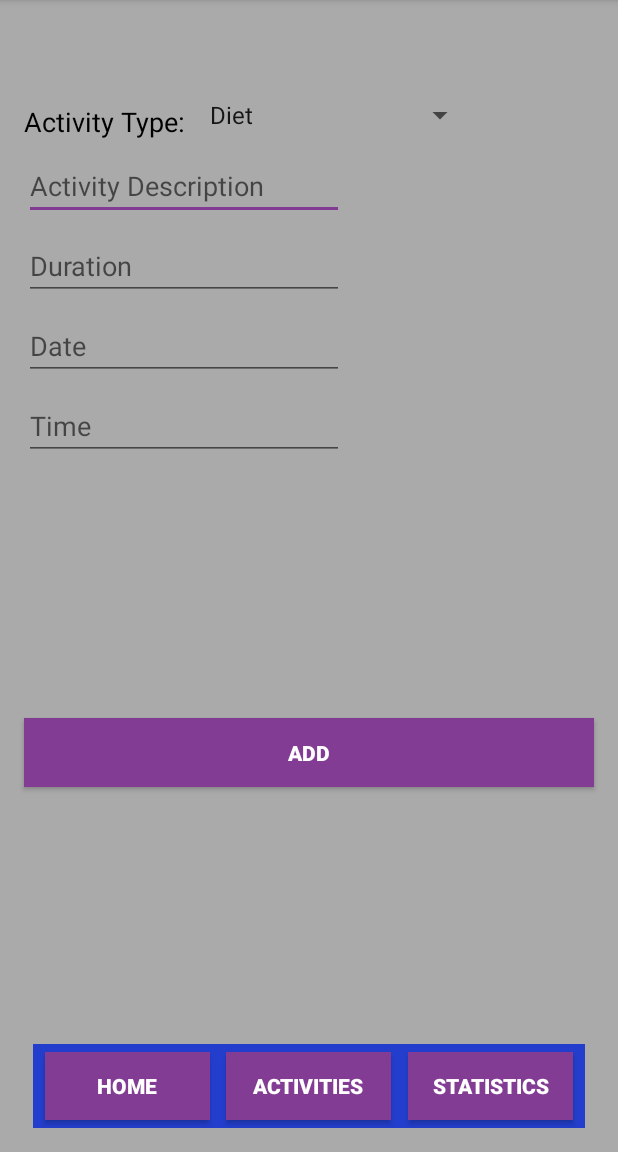
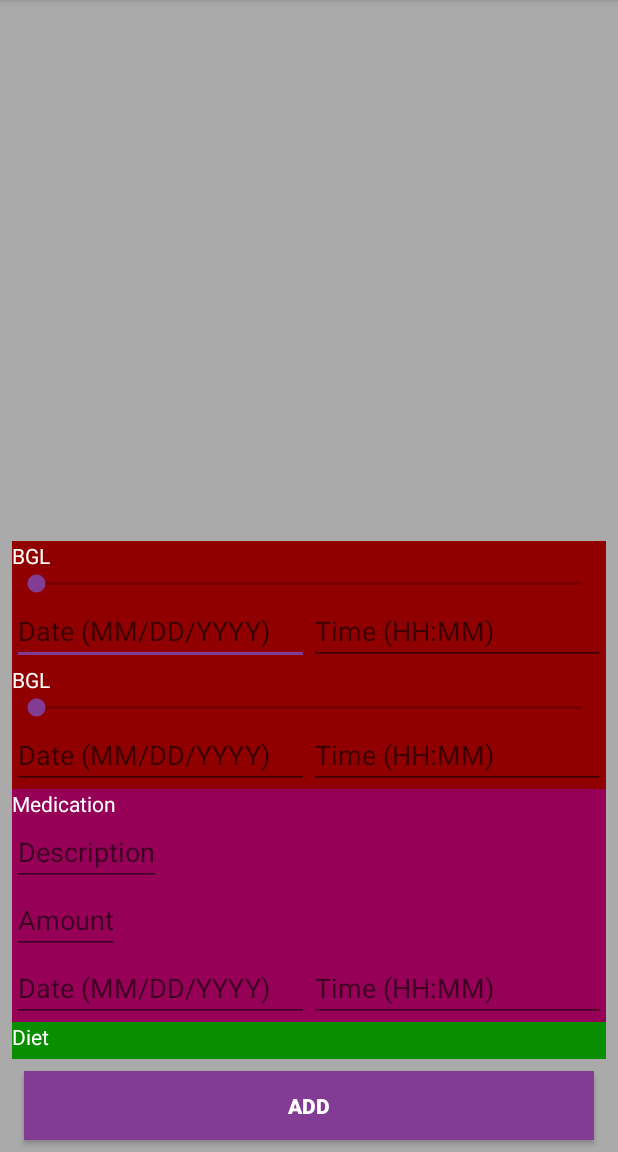
Before and after one commit to mbmcmullen/DiabetesManager, an Android app: the AddActivityForm screen opened directly, with no data from a screen before it, on a phone screen of 412 x 824 dp, the part 84-1236 px from its top. Run offline under Robolectric (Android 15) with nearby library versions, the phone set to English and light mode, and no system bars; 1 statement that could not run was skipped.

Commit message:
added recycler view to add_activity_form

```diff
--- a/app/build.gradle
+++ b/app/build.gradle
@@ -21,6 +21,7 @@ android {
 dependencies {
     implementation fileTree(dir: 'libs', include: ['*.jar'])
     implementation 'com.android.support:appcompat-v7:25.4.0'
+    implementation 'com.android.support:recyclerview-v7:25.4.0'
     implementation 'com.android.support.constraint:constraint-layout:1.1.2'
     testImplementation 'junit:junit:4.12'
     androidTestImplementation 'com.android.support.test:runner:1.0.2'
--- a/app/src/main/java/com/example/mcmull27/diabetesmanager/Act.java
+++ b/app/src/main/java/com/example/mcmull27/diabetesmanager/Act.java
@@ -3,12 +3,21 @@ package com.example.mcmull27.diabetesmanager;
 import java.util.Date;
 
 public class Act{
+
+    public static final String DIET = "DIET";
+    public static final String EXERCISE = "EXERCISE";
+    public static final String MEDICATION = "MEDICATION";
+    public static final String BGL = "BGL";
+
     private int id;
     private String type;
     private String description;
     private double amount;
     private String timestamp;
 
+    public Act(String type){
+        this.type = type;
+    }
     public Act(int id, String type, String description, double amount, String timestamp){
         this.id = id;
         this.type = type;
@@ -46,4 +55,8 @@ public class Act{
     public void setTimestamp(String timestamp) {
         this.timestamp = timestamp;
     }
+
+    public void setType(String t){
+        type=t;
+    }
 }
--- /dev/null
+++ b/app/src/main/java/com/example/mcmull27/diabetesmanager/ActivityAdapter.java
@@ -0,0 +1,143 @@
+package com.example.mcmull27.diabetesmanager;
+
+import android.support.v7.widget.RecyclerView;
+import android.view.LayoutInflater;
+import android.view.View;
+import android.view.ViewGroup;
+import android.widget.EditText;
+import android.widget.SeekBar;
+import android.widget.TextView;
+
+
+import java.util.List;
+
+
+public class ActivityAdapter extends
+        RecyclerView.Adapter<RecyclerView.ViewHolder>{
+
+    private List<Act> items;
+
+    private final int BGL = 0, DIET = 1, EXERCISE = 2, MEDICATION = 3;
+
+    public ActivityAdapter(List<Act> items){
+        this.items = items;
+    }
+
+    @Override
+    public int getItemCount() {
+        return this.items.size();
+    }
+
+    @Override
+    public int getItemViewType(int position) {
+        if(items.get(position).getType().equals(Act.BGL)){
+            return BGL;
+        }else if(items.get(position).getType().equals(Act.DIET)){
+            return DIET;
+        }else if(items.get(position).getType().equals(Act.EXERCISE)){
+            return EXERCISE;
+        }else if(items.get(position).getType().equals(Act.MEDICATION)){
+            return MEDICATION;
+        }
+        return -1;
+    }
+
+    @Override
+    public RecyclerView.ViewHolder onCreateViewHolder(ViewGroup parent, int viewType) {
+
+        RecyclerView.ViewHolder viewHolder = null;
+        LayoutInflater inflater = LayoutInflater.from(parent.getContext());
+
+        switch(viewType) {
+            case BGL:
+                View v1 = inflater.inflate(R.layout.item_bgl, parent, false);
+                viewHolder = new ViewHolderBGL(v1);
+                break;
+            case DIET:
+                View v2 = inflater.inflate(R.layout.item_act, parent, false);
+                viewHolder = new ViewHolderAct(v2);
+                break;
+            case EXERCISE:
+                View v3 = inflater.inflate(R.layout.item_act, parent, false);
+                viewHolder = new ViewHolderAct(v3);
+                break;
+            case MEDICATION:
+                View v4 = inflater.inflate(R.layout.item_act, parent, false);
+                viewHolder = new ViewHolderAct(v4);
+                break;
+        }
+
+        return viewHolder;
+    }
+
+    public void onBindViewHolder(RecyclerView.ViewHolder viewHolder, int position){
+        switch(viewHolder.getItemViewType()){
+            case DIET:
+                ViewHolderAct vh1 = (ViewHolderAct) viewHolder;
+                TextView label = vh1.getLabel();
+                label.setText(R.string.diet_label);
+                vh1.itemView.setBackgroundResource(R.color.colorDietItem);
+                break;
+            case EXERCISE:
+                ViewHolderAct vh2 = (ViewHolderAct) viewHolder;
+                TextView label1 = vh2.getLabel();
+                label1.setText(R.string.exercise_label);
+                vh2.itemView.setBackgroundResource(R.color.colorExerciseItem);
+                break;
+            case MEDICATION:
+                ViewHolderAct vh3 = (ViewHolderAct) viewHolder;
+                TextView label2 = vh3.getLabel();
+                label2.setText(R.string.medication_label);
+                vh3.itemView.setBackgroundResource(R.color.colorMedicationItem);
+        }
+
+    }
+
+    public class ViewHolderBGL extends RecyclerView.ViewHolder{
+            private TextView label;
+            private EditText date, time;
+            private SeekBar amount;
+
+            public ViewHolderBGL(View v){
+                super(v);
+                label = (TextView)v.findViewById(R.id.bgl_label);
+                date = (EditText)v.findViewById(R.id.item_date);
+                time = (EditText)v.findViewById(R.id.item_time);
+                amount = (SeekBar) v.findViewById(R.id.seekBar);
+            }
+
+            public TextView getLabel() { return label; }
+
+            public EditText getDate() { return date; }
+
+            public EditText getTime() { return time; }
+
+            public void setLabel(TextView label){this.label = label;}
+        }
+
+        public class ViewHolderAct extends RecyclerView.ViewHolder{
+            private TextView label;
+            private EditText description,amount,date,time;
+
+            public ViewHolderAct(View v){
+                super(v);
+                label = (TextView)v.findViewById(R.id.label);
+                date = (EditText)v.findViewById(R.id.item_date);
+                time = (EditText)v.findViewById(R.id.item_time);
+            }
+
+            public TextView getLabel() { return label; }
+
+            public EditText getAmount() { return amount; }
+
+            public EditText getDescription() { return description; }
+
+            public EditText getDate() { return date; }
+
+            public EditText getTime() { return time; }
+
+            public void setLabel(TextView label){this.label = label;}
+
+        }
+
+}
--- a/app/src/main/java/com/example/mcmull27/diabetesmanager/AddActivityForm.java
+++ b/app/src/main/java/com/example/mcmull27/diabetesmanager/AddActivityForm.java
@@ -2,17 +2,22 @@ package com.example.mcmull27.diabetesmanager;
 
 import android.support.v7.app.AppCompatActivity;
 import android.os.Bundle;
+import android.support.v7.widget.LinearLayoutManager;
+import android.support.v7.widget.RecyclerView;
 import android.widget.ArrayAdapter;
 import android.widget.Spinner;
 
+import java.util.ArrayList;
+
 
 public class AddActivityForm extends AppCompatActivity {
-
+    ArrayList<Act> acts;
     @Override
     protected void onCreate(Bundle savedInstanceState) {
         super.onCreate(savedInstanceState);
         setContentView(R.layout.add_activity_form);
 
+        //spinner
         Spinner spinner = (Spinner) findViewById(R.id.activity_type_spinner);
         // Create an ArrayAdapter using the string array and a default spinner layout
         ArrayAdapter<CharSequence> adapter = ArrayAdapter.createFromResource(this,
@@ -22,5 +27,30 @@ public class AddActivityForm extends AppCompatActivity {
         // Apply the adapter to the spinner
         spinner.setAdapter(adapter);
 
+        //recyclerView
+        RecyclerView rvActs = (RecyclerView) findViewById(R.id.rvActs);
+
+        //initialize activities
+        acts = getSampleArrayList();
+        ActivityAdapter adapter1 = new ActivityAdapter(acts);
+        rvActs.setAdapter(adapter1);
+        rvActs.setLayoutManager(new LinearLayoutManager(this));
+    }
+
+    private ArrayList<Act> getSampleArrayList(){
+        ArrayList<Act> items = new ArrayList<>();
+        items.add(new Act(Act.BGL));
+        items.add(new Act(Act.BGL));
+        items.add(new Act(Act.MEDICATION));
+        items.add(new Act(Act.DIET));
+        items.add(new Act(Act.MEDICATION));
+        items.add(new Act(Act.EXERCISE));
+        items.add(new Act(Act.DIET));
+        items.add(new Act(Act.EXERCISE));
+        items.add(new Act(Act.BGL));
+        items.add(new Act(Act.BGL));
+        items.add(new Act(Act.EXERCISE));
+        items.add(new Act(Act.BGL));
+        return items;
     }
 }
--- a/app/src/main/res/layout/add_activity_form.xml
+++ b/app/src/main/res/layout/add_activity_form.xml
@@ -5,60 +5,6 @@
     android:layout_width="match_parent"
     android:layout_height="match_parent"
     android:background="@color/backgroundColor">
-
-    <android.support.v7.widget.Toolbar
-        android:id="@+id/toolbar"
-        android:layout_width="368dp"
-        android:layout_height="wrap_content"
-        android:layout_marginBottom="16dp"
-        android:background="?attr/colorPrimary"
-        android:minHeight="?attr/actionBarSize"
-        android:theme="?attr/actionBarTheme"
-        app:layout_constraintBottom_toBottomOf="parent"
-        app:layout_constraintEnd_toEndOf="parent"
-        app:layout_constraintStart_toStartOf="parent" />
-
-    <Button
-        android:id="@+id/home_button"
-        style="@style/buttonStyle"
-        android:layout_width="wrap_content"
-        android:layout_height="wrap_content"
-        android:layout_marginBottom="8dp"
-        android:layout_marginStart="8dp"
-        android:layout_marginTop="8dp"
-        android:text="@string/home_button"
-        app:layout_constraintBottom_toBottomOf="@+id/toolbar"
-        app:layout_constraintStart_toStartOf="@+id/toolbar"
-        app:layout_constraintTop_toTopOf="@+id/toolbar" />
-
-    <Button
-        android:id="@+id/activities_button"
-        style="@style/buttonStyle"
-        android:layout_width="wrap_content"
-        android:layout_height="wrap_content"
-        android:layout_marginBottom="8dp"
-        android:layout_marginEnd="8dp"
-        android:layout_marginStart="8dp"
-        android:layout_marginTop="8dp"
-        android:text="@string/activities_button"
-        app:layout_constraintBottom_toBottomOf="@+id/toolbar"
-        app:layout_constraintEnd_toEndOf="@+id/stats_button"
-        app:layout_constraintHorizontal_bias="0.516"
-        app:layout_constraintStart_toStartOf="@+id/toolbar"
-        app:layout_constraintTop_toTopOf="@+id/toolbar" />
-
-    <Button
-        android:id="@+id/stats_button"
-        style="@style/buttonStyle"
-        android:layout_width="wrap_content"
-        android:layout_height="wrap_content"
-        android:layout_marginBottom="8dp"
-        android:layout_marginEnd="8dp"
-        android:layout_marginTop="8dp"
-        android:text="@string/statistics_button"
-        app:layout_constraintBottom_toBottomOf="@+id/toolbar"
-        app:layout_constraintEnd_toEndOf="@+id/toolbar"
-        app:layout_constraintTop_toTopOf="@+id/toolbar" />
 
     <TextView
         android:id="@+id/txtActivityFormTitle"
@@ -72,58 +18,6 @@
         tools:text="@string/activity_form_title"
         tools:textSize="24sp" />
 
-    <EditText
-        android:id="@+id/etxActivityDesc"
-        style="@style/editTextStyle"
-        android:layout_width="wrap_content"
-        android:layout_height="wrap_content"
-        android:layout_marginStart="16dp"
-        android:layout_marginTop="8dp"
-        android:ems="10"
-        android:hint="@string/activity_form_hint_description"
-        android:inputType="textCapWords"
-        app:layout_constraintStart_toStartOf="parent"
-        app:layout_constraintTop_toBottomOf="@+id/activityTypeLabel" />
-
-    <EditText
-        android:id="@+id/etxDuration"
-        style="@style/editTextStyle"
-        android:layout_width="wrap_content"
-        android:layout_height="wrap_content"
-        android:layout_marginStart="16dp"
-        android:layout_marginTop="8dp"
-        android:ems="10"
-        android:hint="@string/activity_form_hint_duration"
-        android:inputType="time"
-        app:layout_constraintStart_toStartOf="parent"
-        app:layout_constraintTop_toBottomOf="@+id/etxActivityDesc" />
-
-    <EditText
-        android:id="@+id/etxDate"
-        style="@style/editTextStyle"
-        android:layout_width="wrap_content"
-        android:layout_height="wrap_content"
-        android:layout_marginStart="16dp"
-        android:layout_marginTop="8dp"
-        android:ems="10"
-        android:hint="@string/activity_form_hint_date"
-        android:inputType="date"
-        app:layout_constraintStart_toStartOf="parent"
-        app:layout_constraintTop_toBottomOf="@+id/etxDuration" />
-
-    <EditText
-        android:id="@+id/etxTime"
-        style="@style/editTextStyle"
-        android:layout_width="wrap_content"
-        android:layout_height="wrap_content"
-        android:layout_marginStart="16dp"
-        android:layout_marginTop="8dp"
-        android:ems="10"
-        android:hint="@string/activity_form_hint_time"
-        android:inputType="time"
-        app:layout_constraintStart_toStartOf="parent"
-        app:layout_constraintTop_toBottomOf="@+id/etxDate" />
-
     <Button
         android:id="@+id/btnAdd"
         style="@style/buttonStyle"
@@ -132,31 +26,20 @@
         android:layout_marginBottom="8dp"
         android:layout_marginEnd="16dp"
         android:layout_marginStart="16dp"
-        android:layout_marginTop="8dp"
         android:text="@string/activity_form_add"
-        app:layout_constraintBottom_toTopOf="@+id/toolbar"
+        app:layout_constraintBottom_toBottomOf="parent"
         app:layout_constraintEnd_toEndOf="parent"
-        app:layout_constraintStart_toStartOf="parent"
-        app:layout_constraintTop_toBottomOf="@+id/etxTime" />
+        app:layout_constraintStart_toStartOf="parent" />
 
-    <TextView
-        android:id="@+id/activityTypeLabel"
-        style="@style/textStyle"
-        android:layout_width="wrap_content"
-        android:layout_height="wrap_content"
-        android:layout_marginStart="16dp"
-        android:layout_marginTop="20dp"
-        android:text="@string/activity_form_type"
-        app:layout_constraintStart_toStartOf="parent"
-        app:layout_constraintTop_toBottomOf="@+id/txtActivityFormTitle" />
-
-    <Spinner
-        android:id="@+id/activity_type_spinner"
-        android:layout_width="185dp"
-        android:layout_height="40dp"
+    <android.support.v7.widget.RecyclerView
+        android:id="@+id/rvActs"
+        android:layout_width="match_parent"
+        android:layout_height="345dp"
+        android:layout_marginBottom="8dp"
+        android:layout_marginEnd="8dp"
         android:layout_marginStart="8dp"
-        android:layout_marginTop="8dp"
-        app:layout_constraintStart_toEndOf="@+id/activityTypeLabel"
-        app:layout_constraintTop_toBottomOf="@+id/txtActivityFormTitle" />
+        app:layout_constraintBottom_toTopOf="@+id/btnAdd"
+        app:layout_constraintEnd_toEndOf="parent"
+        app:layout_constraintStart_toStartOf="parent" />
 
 </android.support.constraint.ConstraintLayout>
--- /dev/null
+++ b/app/src/main/res/layout/item_act.xml
@@ -0,0 +1,51 @@
+<?xml version="1.0" encoding="utf-8"?>
+<LinearLayout
+    xmlns:android="http://schemas.android.com/apk/res/android"
+    android:layout_width="match_parent"
+    android:layout_height="wrap_content"
+    android:orientation="vertical"
+    android:background="@color/colorDietItem">
+    <TextView
+        android:id="@+id/label"
+        android:layout_width="wrap_content"
+        android:layout_height="wrap_content"
+        android:text="@string/diet_label"
+        android:textColor="@color/colorAccentText"/>
+    <EditText
+        android:id="@+id/item_description"
+        android:layout_width="wrap_content"
+        android:layout_height="wrap_content"
+        android:hint="@string/description_hint"
+        android:textColor="@color/colorAccentText"
+        android:inputType="text"/>
+    <EditText
+        android:id="@+id/item_amount"
+        android:layout_width="wrap_content"
+        android:layout_height="wrap_content"
+        android:hint="@string/amount_hint"
+        android:textColor="@color/colorAccentText"
+        android:inputType="number"/>
+
+    <LinearLayout
+        android:layout_width="match_parent"
+        android:layout_height="wrap_content"
+        android:orientation="horizontal">
+        <EditText
+            android:id="@+id/item_date"
+            android:layout_weight="1"
+            android:layout_width="0dp"
+            android:layout_height="wrap_content"
+            android:hint="@string/date_hint"
+            android:textColor="@color/colorAccentText"
+            android:inputType="date"/>
+        <EditText
+            android:id="@+id/item_time"
+            android:layout_weight="1"
+            android:layout_width="0dp"
+            android:layout_height="wrap_content"
+            android:hint="@string/time_hint"
+            android:textColor="@color/colorAccentText"
+            android:inputType="time"/>
+
+    </LinearLayout>
+</LinearLayout>
--- /dev/null
+++ b/app/src/main/res/layout/item_bgl.xml
@@ -0,0 +1,43 @@
+<?xml version="1.0" encoding="utf-8"?>
+<LinearLayout
+    xmlns:android="http://schemas.android.com/apk/res/android"
+    android:orientation="vertical"
+    android:layout_width="match_parent"
+    android:layout_height="wrap_content"
+    android:background="@color/colorBGLItem">
+
+    <TextView
+        android:id="@+id/bgl_label"
+        android:layout_width="match_parent"
+        android:layout_height="wrap_content"
+        android:text="@string/bgl_label"
+        android:textColor="@color/colorAccentText"/>
+    <SeekBar
+        android:id="@+id/seekBar"
+        android:layout_width="match_parent"
+        android:layout_height="wrap_content"/>
+
+    <LinearLayout
+        android:layout_width="match_parent"
+        android:layout_height="wrap_content"
+        android:orientation="horizontal"
+        android:background="@color/colorBGLItem">
+        <EditText
+            android:id="@+id/item_date"
+            android:layout_weight="1"
+            android:layout_width="0dp"
+            android:layout_height="wrap_content"
+            android:hint="@string/date_hint"
+            android:textColor="@color/colorAccentText"
+            android:inputType="date"/>
+        <EditText
+            android:id="@+id/item_time"
+            android:layout_weight="1"
+            android:layout_width="0dp"
+            android:layout_height="wrap_content"
+            android:hint="@string/time_hint"
+            android:textColor="@color/colorAccentText"
+            android:inputType="time"/>
+
+    </LinearLayout>
+</LinearLayout>
--- a/app/src/main/res/values/colors.xml
+++ b/app/src/main/res/values/colors.xml
@@ -6,4 +6,8 @@
     <color name="backgroundColor">@android:color/darker_gray</color>
     <color name="textColor">#000000</color>
     <color name="colorAccentText">#ffffff</color>
+    <color name="colorBGLItem">#910000</color>
+    <color name="colorDietItem">#098e00</color>
+    <color name="colorMedicationItem">#960057</color>
+    <color name="colorExerciseItem">#000796</color>
 </resources>
--- a/app/src/main/res/values/strings.xml
+++ b/app/src/main/res/values/strings.xml
@@ -10,6 +10,17 @@
     <string name="add_activity_button">Add New Activity</string>
     <string name="regimen_button">regimen</string>
 
+    <!--Activity Form Recycler View-->
+    <string name="date_hint">Date (MM/DD/YYYY)</string>
+    <string name="time_hint">Time (HH:MM)</string>
+
+    <string name="description_hint">Description</string>
+    <string name="amount_hint">Amount</string>
+
+    <string name="bgl_label">BGL</string>
+    <string name="diet_label">Diet</string>
+    <string name="exercise_label">Exercise</string>
+    <string name="medication_label">Medication</string>
 
     <!--Activity Form-->
     <string name="activity_form_title">Add An Activity</string>
```
